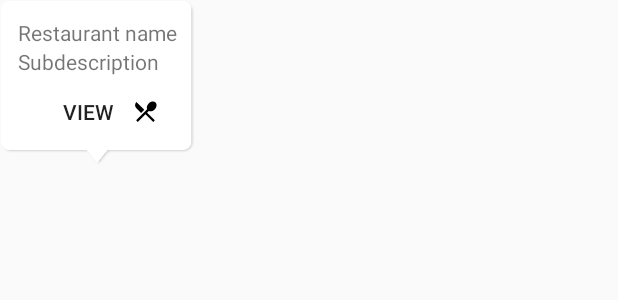
After one commit to beny23/static-distance-android, an Android app: the layout cv_marker_window.xml on its own in the app's theme, with its tools: preview values and no code run, on a phone screen of 412 x 824 dp. The commit adds this screen. Shown: the top 300 px of the screen. Run offline under Robolectric (Android 15) with nearby library versions, the phone set to English and light mode, and no system bars.

Commit message:
Add ability to view details of a restaurant and copy styling from website

```diff
--- /dev/null
+++ b/app/src/main/res/drawable/ic_view_restaurant.xml
@@ -0,0 +1,9 @@
+<vector xmlns:android="http://schemas.android.com/apk/res/android"
+    android:width="18dp"
+    android:height="18dp"
+    android:viewportWidth="24"
+    android:viewportHeight="24">
+  <path
+      android:pathData="M8.1,13.34l2.83,-2.83L3.91,3.5c-1.56,1.56 -1.56,4.09 0,5.66l4.19,4.18zM14.88,11.53c1.53,0.71 3.68,0.21 5.27,-1.38 1.91,-1.91 2.28,-4.65 0.81,-6.12 -1.46,-1.46 -4.2,-1.1 -6.12,0.81 -1.59,1.59 -2.09,3.74 -1.38,5.27L3.7,19.87l1.41,1.41L12,14.41l6.88,6.88 1.41,-1.41L13.41,13l1.47,-1.47z"
+      android:fillColor="#000000"/>
+</vector>
--- /dev/null
+++ b/app/src/main/res/layout/cv_marker_window.xml
@@ -0,0 +1,61 @@
+<?xml version="1.0" encoding="utf-8"?>
+<androidx.constraintlayout.widget.ConstraintLayout xmlns:android="http://schemas.android.com/apk/res/android"
+    android:layout_width="wrap_content"
+    android:layout_height="wrap_content"
+    android:padding="12dp"
+    android:background="@drawable/bg_popup"
+    xmlns:app="http://schemas.android.com/apk/res-auto"
+    xmlns:tools="http://schemas.android.com/tools">
+
+    <TextView
+        android:id="@id/bubble_title"
+        android:layout_width="wrap_content"
+        android:layout_height="wrap_content"
+        tools:text="Restaurant name"
+        app:layout_constraintStart_toStartOf="parent"
+        app:layout_constraintEnd_toEndOf="parent"
+        app:layout_constraintTop_toTopOf="parent"
+        app:layout_constraintBottom_toTopOf="@id/bubble_description" />
+
+    <TextView
+        android:id="@id/bubble_description"
+        android:layout_width="0dp"
+        android:layout_height="wrap_content"
+        android:visibility="gone"
+        tools:text="Description"
+        app:layout_constraintTop_toBottomOf="@id/bubble_title"
+        app:layout_constraintStart_toStartOf="parent"
+        app:layout_constraintEnd_toEndOf="parent"
+        app:layout_constraintBottom_toTopOf="@id/bubble_subdescription" />
+
+    <TextView
+        android:id="@id/bubble_subdescription"
+        android:layout_width="0dp"
+        android:layout_height="wrap_content"
+        tools:text="Subdescription"
+        app:layout_constraintTop_toBottomOf="@id/bubble_description"
+        app:layout_constraintStart_toStartOf="parent"
+        app:layout_constraintBottom_toTopOf="@id/viewRestaurant"
+        app:layout_constraintEnd_toEndOf="parent" />
+
+    <Button
+        android:id="@+id/viewRestaurant"
+        android:layout_width="wrap_content"
+        android:layout_height="wrap_content"
+        android:drawableEnd="@drawable/ic_view_restaurant"
+        android:paddingEnd="12dp"
+        android:text="View"
+        android:background="?selectableItemBackground"
+        app:layout_constraintEnd_toEndOf="parent"
+        app:layout_constraintBottom_toBottomOf="parent"
+        app:layout_constraintTop_toBottomOf="@id/bubble_subdescription" />
+
+    <ImageView
+        app:layout_constraintStart_toStartOf="parent"
+        app:layout_constraintTop_toTopOf="parent"
+        android:contentDescription="@null"
+        android:visibility="gone"
+        android:id="@id/bubble_image"
+        android:layout_width="0dp"
+        android:layout_height="0dp" />
+</androidx.constraintlayout.widget.ConstraintLayout>
```
Also changed, not shown: app/src/main/java/com/equalexperts/client/softwaredesignsystems/eatout/EatOutToHelpOutApplication.kt (+9 -0 lines), app/src/main/java/com/equalexperts/client/softwaredesignsystems/eatout/MainActivity.kt (+9 -5 lines), app/src/main/java/com/equalexperts/client/softwaredesignsystems/eatout/ServiceLayer.kt (added, +7 -0 lines), app/src/main/java/com/equalexperts/client/softwaredesignsystems/eatout/map/EatOutToHelpOutInfoWindow.kt (added, +26 -0 lines), app/src/main/java/com/equalexperts/client/softwaredesignsystems/eatout/map/EatOutToHelpOutMarkerStyler.kt (+20 -18 lines), app/src/main/java/com/equalexperts/client/softwaredesignsystems/eatout/services/ExternalBrowserRestaurantInfoProvider.kt (added, +22 -0 lines), app/src/main/java/com/equalexperts/client/softwaredesignsystems/eatout/services/RestaurantInfoProvider.kt (added, +7 -0 lines), app/src/main/res/drawable-xhdpi/bg_popup.9.png (added), 2 other files.
